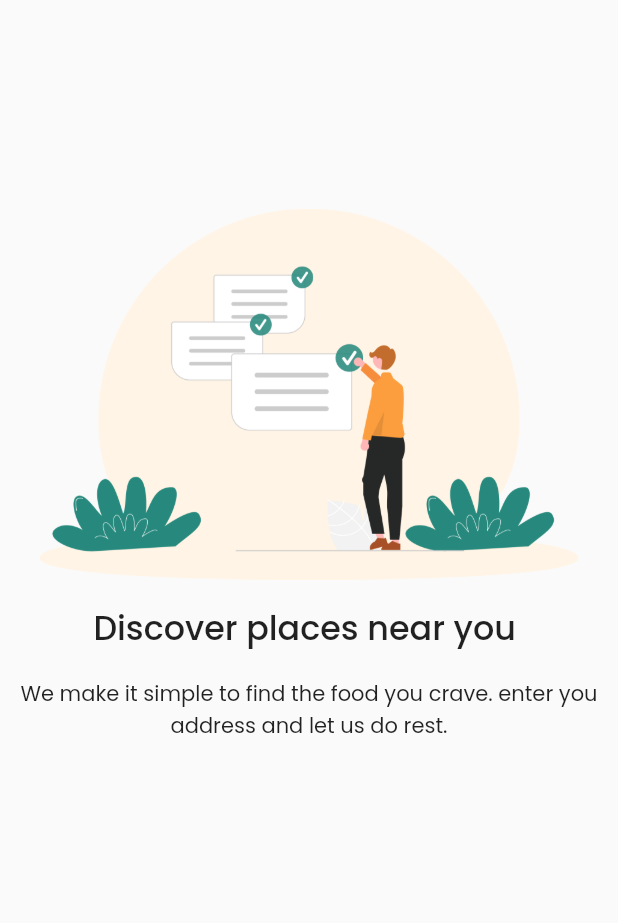
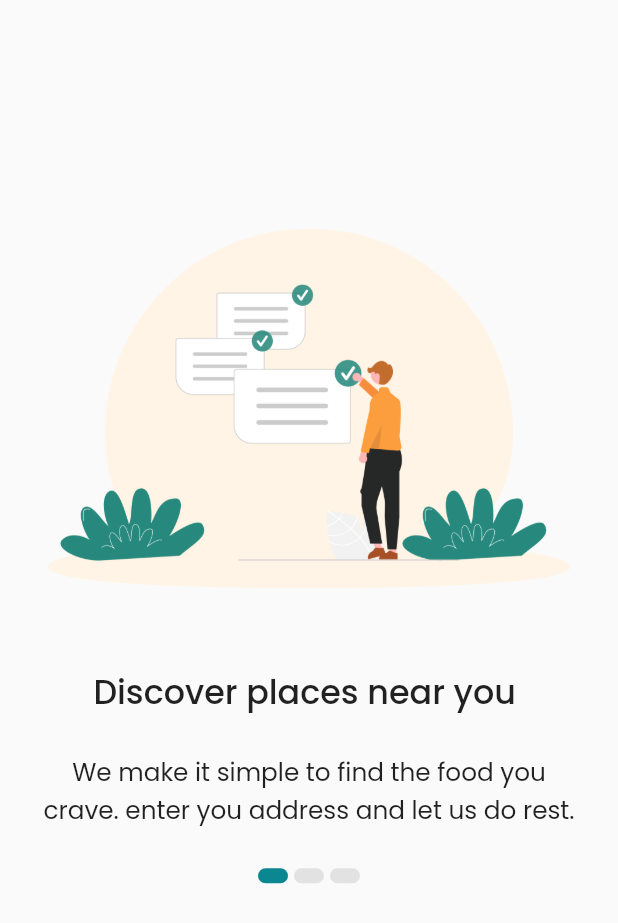
Before and after one commit to aninarafath6/Food-Door, a Flutter app: the screen it shows after launch, on a phone screen of 412 x 824 dp. Shown: the top 923 px of the screen. Run offline on Flutter 3.47's test engine with Material 2 defaults, Android fonts, the phone set to English and light mode, and no system bars; our stand-ins replace google_fonts.

Commit message:
onboarding page indicator

```diff
--- a/lib/src/app.dart
+++ b/lib/src/app.dart
@@ -5,16 +5,18 @@ import 'package:provider/provider.dart';
 
 class MyApp extends StatelessWidget {
   const MyApp({Key? key}) : super(key: key);
-
   @override
   Widget build(BuildContext context) {
+    // initializing the providers
     return MultiProvider(
       providers: [
+        // onboarding provider
         ChangeNotifierProvider(create: (context)=>OnboardingProvider()),
       ],
       child: const MaterialApp(
         title: 'Food Door',
         debugShowCheckedModeBanner: false,
+        // initial page of the app
         home: SplashScreen(),
       ),
     );
--- a/lib/src/constants/app_colors.dart
+++ b/lib/src/constants/app_colors.dart
@@ -1,6 +1,7 @@
-import 'package:flutter/painting.dart';
+import 'package:flutter/material.dart';
 
 class AppColors {
-  static const Color PRIMARY_COLOR = Color(0xff0a8791);
-  static const Color LIGHT_GREEN = Color(0x310A8891);
+  static const Color primaryColor = Color(0xFF0A8791);
+  static const Color lightGreenColor = Color(0x310A8891);
+  static const Color lightGreyColor = Color(0xCEDCDCDC);
 }
--- /dev/null
+++ b/lib/src/constants/app_sizes.dart
@@ -0,0 +1,4 @@
+class AppSizes{
+   // ignore: constant_identifier_names
+   static const double DEFAULT_PADDING =  24;
+}
--- a/lib/src/providers/onboarding_provider.dart
+++ b/lib/src/providers/onboarding_provider.dart
@@ -2,9 +2,34 @@ import 'package:flutter/material.dart';
 import 'package:food_door/src/models/onboarding_model.dart';
 
 class OnboardingProvider with ChangeNotifier {
-
   // getting the onboarding data length
   int get dataLength => onboardingData.length;
+
+  // page controller
+  final PageController pageController = PageController();
+
+  // current page
+  int currentPage = 0;
+
+  // next page
+  void nextPage() {
+    if (currentPage == dataLength - 1) {
+      // go to home screen
+    } else {
+      // changing page to next
+      pageController.nextPage(
+        duration: const Duration(milliseconds: 3000),
+        curve: Curves.ease,
+      );
+    }
+    notifyListeners();
+  }
+
+  // change page
+  void changePage(int index) {
+    currentPage = index;
+    notifyListeners();
+  }
 
   // hart coded onboarding data
   List<OnboardingModel> onboardingData = [
--- a/lib/src/views/screens/onboarding_screen/font_style.dart
+++ /dev/null
@@ -1,12 +0,0 @@
-import 'package:flutter/material.dart';
-import 'package:flutter/painting.dart';
-import 'package:food_door/src/utils/dimensions.dart';
-import 'package:google_fonts/google_fonts.dart';
-
-class OnboardingFontStyle with Dimensions {
-  textStyle(BuildContext context, {double? size=1, FontWeight? weight=FontWeight.normal}) =>
-      GoogleFonts.poppins(
-        fontSize: getHeight(context, size),
-        fontWeight: weight,
-      );
-}
--- /dev/null
+++ b/lib/src/views/screens/onboarding_screen/onboarding_data_section.dart
@@ -0,0 +1,99 @@
+import 'package:flutter/material.dart';
+import 'package:food_door/src/constants/app_sizes.dart';
+import 'package:food_door/src/providers/onboarding_provider.dart';
+import 'package:food_door/src/utils/dimensions.dart';
+import 'package:google_fonts/google_fonts.dart';
+// ignore: implementation_imports
+import 'package:provider/src/provider.dart';
+
+class OnboardingDataSection extends StatelessWidget with Dimensions {
+  const OnboardingDataSection({Key? key}) : super(key: key);
+
+  @override
+  Widget build(BuildContext context) {
+    return Expanded(
+      // page view for onboarding
+      child: PageView.builder(
+        //  controller
+        controller: context.read<OnboardingProvider>().pageController,
+
+        // on page changed
+        onPageChanged: (index) {
+          Provider.of<OnboardingProvider>(context,listen:false).changePage(index);
+        },
+
+        // get onboard data length
+        itemCount: context.read<OnboardingProvider>().dataLength,
+
+        // get onboard data
+        itemBuilder: (context, index) {
+          return Padding(
+            padding: const EdgeInsets.all(AppSizes.DEFAULT_PADDING),
+            child: Column(
+              // main axis aligned into center
+              mainAxisAlignment: MainAxisAlignment.end,
+              children: [
+                // onboarding image
+                Padding(
+                  padding: const EdgeInsets.all(8.0),
+                  child: Image.asset(
+                    context
+                        .read<OnboardingProvider>()
+                        .onboardingData[index]
+                        .image!,
+                    // takeing image width and height from dimensions
+                    height: getHeight(context, 30),
+                  ),
+                ),
+                spacing(context, height: 5),
+                // onboarding title
+                Text(
+                  context
+                      .read<OnboardingProvider>()
+                      .onboardingData[index]
+                      .title!,
+                  style: _textStyle(
+                    context,
+                    size: 2.7,
+                    weight: FontWeight.w500,
+                  ),
+                ),
+                spacing(context, height: 3),
+                Padding(
+                  padding: EdgeInsets.symmetric(
+                    // giving padding to text from left and right side as 3% of screen width
+                    horizontal: getWidth(
+                      context,
+                      0,
+                    ),
+                  ),
+                  // onboarding description
+                  child: Text(
+                    context
+                        .read<OnboardingProvider>()
+                        .onboardingData[index]
+                        .description!,
+                    textAlign: TextAlign.center,
+                    style: _textStyle(
+                      context,
+                      size: 2,
+                      weight: FontWeight.w400,
+                    ),
+                  ),
+                ),
+              ],
+            ),
+          );
+        },
+      ),
+    );
+  }
+
+  // text style
+  _textStyle(BuildContext context,
+          {double? size = 1, FontWeight? weight = FontWeight.normal}) =>
+      GoogleFonts.poppins(
+        fontSize: getHeight(context, size),
+        fontWeight: weight,
+      );
+}
--- a/lib/src/views/screens/onboarding_screen/onboarding_screen.dart
+++ b/lib/src/views/screens/onboarding_screen/onboarding_screen.dart
@@ -1,7 +1,9 @@
 import 'package:flutter/material.dart';
+import 'package:food_door/src/constants/app_colors.dart';
 import 'package:food_door/src/providers/onboarding_provider.dart';
 import 'package:food_door/src/utils/dimensions.dart';
-import 'package:food_door/src/views/screens/onboarding_screen/font_style.dart';
+import 'package:food_door/src/views/screens/onboarding_screen/onboarding_data_section.dart';
+import 'package:provider/provider.dart';
 // ignore: implementation_imports
 import 'package:provider/src/provider.dart';
 
@@ -10,68 +12,50 @@ class OnboardingScreen extends StatelessWidget with Dimensions {
 
   @override
   Widget build(BuildContext context) {
-    var _onboardingProvider = Provider.of<OnboardingProvider>(context);
-
     return Scaffold(
       // safeArea using for ignore status bar
       body: SafeArea(
         child: Column(
           children: <Widget>[
-            Expanded(
-              // page view for onboarding
-              child: PageView.builder(
-                // get onboard data length
-                itemCount: _onboardingProvider.dataLength,
-                // get onboard data
-                itemBuilder: (context, index) {
-                  return Column(
-                    // main axis aligned into center
-                    mainAxisAlignment: MainAxisAlignment.end,
-                    children: [
-                      // onboarding image
-                      Image.asset(
-                        _onboardingProvider.onboardingData[index].image!,
-                        // takeing image width and height from dimensions
-                        height: getHeight(context, 30),
-                      ),
-                      spacing(context, height: 2),
-                      Text(
-                        _onboardingProvider.onboardingData[index].title!,
-                        style: OnboardingFontStyle().textStyle(
-                          context,
-                          size: 2.7,
-                          weight: FontWeight.w500,
-                        ),
-                      ),
-                      spacing(context, height: 2),
-                      Padding(
-                        padding: EdgeInsets.symmetric(
-                          // giving padding to text from left and right side as 3% of screen width
-                          horizontal: getWidth(
-                            context,
-                            3,
+            // onboarding content section
+            const OnboardingDataSection(),
+            // page indication and action section
+            SizedBox(
+              // 30% of the screen height
+              height: getHeight(context, 30),
+              child: Column(
+                // column alignment
+                mainAxisAlignment: MainAxisAlignment.spaceBetween,
+                crossAxisAlignment: CrossAxisAlignment.center,
+                children: <Widget>[
+                  // page indication
+                  Row(
+                    //row alignment
+                    mainAxisAlignment: MainAxisAlignment.center,
+                    children: List.generate(
+                      context.read<OnboardingProvider>().dataLength,
+                      // indicator
+                      (index) => Consumer<OnboardingProvider>(
+                        builder: (context,value,child)=>Container(
+                          margin: const EdgeInsets.symmetric(
+                            horizontal: 2,
+                            vertical: 2,
+                          ),
+                          height: 10,
+                          width: 20,
+                          decoration: BoxDecoration(
+                            color: value.currentPage == index?AppColors.primaryColor:AppColors.lightGreyColor,
+                            // radius for circular shape
+                            borderRadius: BorderRadius.circular(10),
                           ),
                         ),
-                        child: Text(
-                          _onboardingProvider
-                              .onboardingData[index].description!,
-                          textAlign: TextAlign.center,
-                          style: OnboardingFontStyle().textStyle(
-                            context,
-                            size: 1.7,
-                            weight: FontWeight.w400,
-                          ),
-                        ),
+
                       ),
-                    ],
-                  );
-                },
+                    ),
+                  ),
+                  Row(),
+                ],
               ),
-            ),
-            // page indication and action section
-            Container(
-              // color: Colors.green,
-              height: getHeight(context, 40),
             )
           ],
         ),
--- a/lib/src/views/screens/splash_screen/splash_screen.dart
+++ b/lib/src/views/screens/splash_screen/splash_screen.dart
@@ -34,7 +34,7 @@ class _SplashScreenState extends State<SplashScreen> {
       const SystemUiOverlayStyle(statusBarColor: Colors.transparent),
     );
     return Scaffold(
-      backgroundColor: AppColors.PRIMARY_COLOR,
+      backgroundColor: AppColors.primaryColor,
       body: Stack(
         children: <Widget>[
           //background overlay image
```
Also changed, not shown: lib/main.dart (line endings or trailing spaces).
